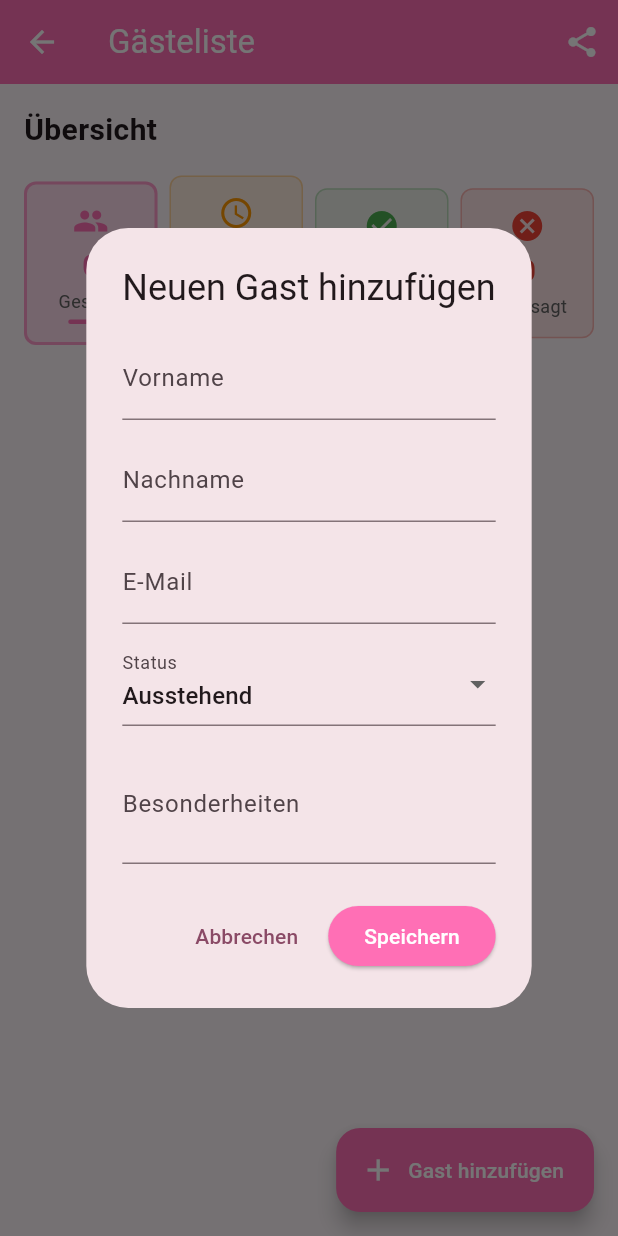
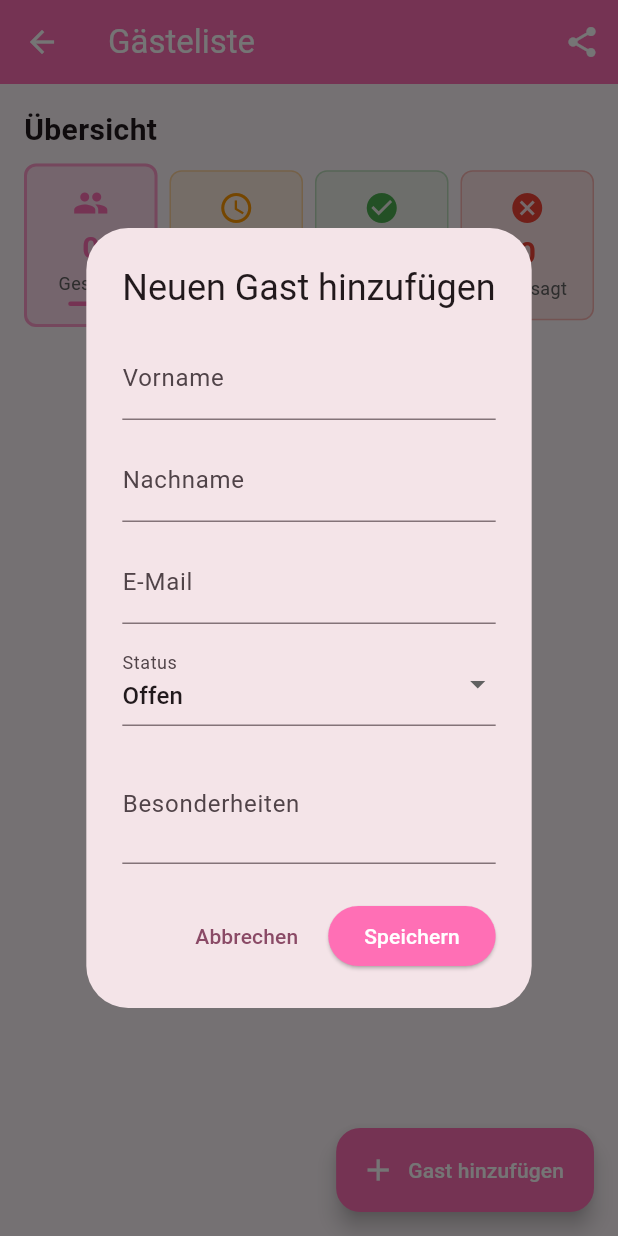
Before and after one commit to Hans-byte2/Hochzeitsapp, a Flutter app: the GuestPage screen opened directly with empty values, after a tap on "Gast hinzufügen", on a phone screen of 412 x 824 dp. Run offline on Flutter 3.47's test engine with Material 3 defaults, Android fonts, the phone set to English and light mode, and no system bars; our stand-ins replace file_picker, fl_chart, pdf, printing, share_plus, sqflite; missing offline and left inert: excel; accounts and stored records are empty.

Commit message:
release was veroffentlicht wird

```diff
--- a/lib/screens/guests_screen.dart
+++ b/lib/screens/guests_screen.dart
@@ -77,10 +77,7 @@ class _GuestPageState extends State<GuestPage> {
                   value: _selectedStatus,
                   decoration: const InputDecoration(labelText: 'Status'),
                   items: const [
-                    DropdownMenuItem(
-                      value: 'pending',
-                      child: Text('Ausstehend'),
-                    ),
+                    DropdownMenuItem(value: 'pending', child: Text('Offen')),
                     DropdownMenuItem(value: 'yes', child: Text('Zugesagt')),
                     DropdownMenuItem(value: 'no', child: Text('Abgesagt')),
                   ],
@@ -159,7 +156,7 @@ class _GuestPageState extends State<GuestPage> {
   String _getStatusLabel(String status) {
     switch (status) {
       case 'pending':
-        return 'Ausstehend';
+        return 'Offen';
       case 'yes':
         return 'Zugesagt';
       case 'no':
@@ -334,7 +331,7 @@ class _GuestPageState extends State<GuestPage> {
               'Übersicht',
               style: TextStyle(fontSize: 20, fontWeight: FontWeight.bold),
             ),
-            const SizedBox(height: 16),
+            const SizedBox(height: 8),
             Row(
               children: [
                 Expanded(
@@ -364,7 +361,7 @@ class _GuestPageState extends State<GuestPage> {
                       });
                     },
                     child: _buildStatCard(
-                      'Ausstehend',
+                      'Offen',
                       '$pendingGuests',
                       Colors.orange,
                       Icons.schedule,
--- a/pubspec.yaml
+++ b/pubspec.yaml
@@ -3,7 +3,7 @@ description: "A new Flutter project."
 
 publish_to: 'none'
 
-version: 1.0.0+7
+version:  1.0.1+9
 
 environment:
   sdk: ^3.9.0
```
Also changed, not shown: 6 other files.
